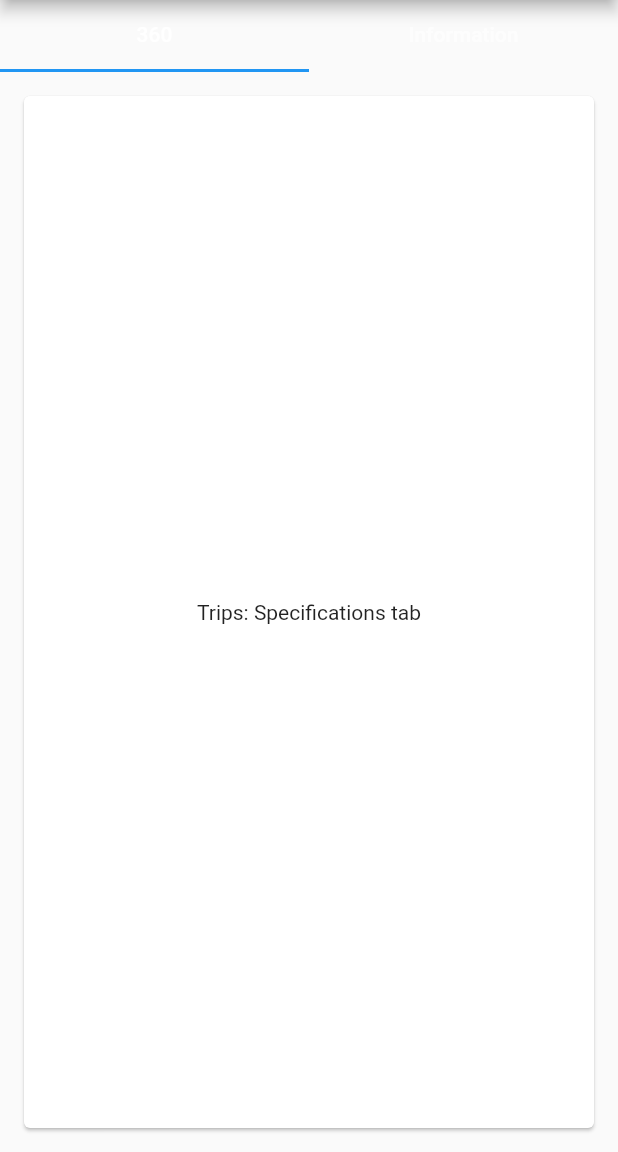
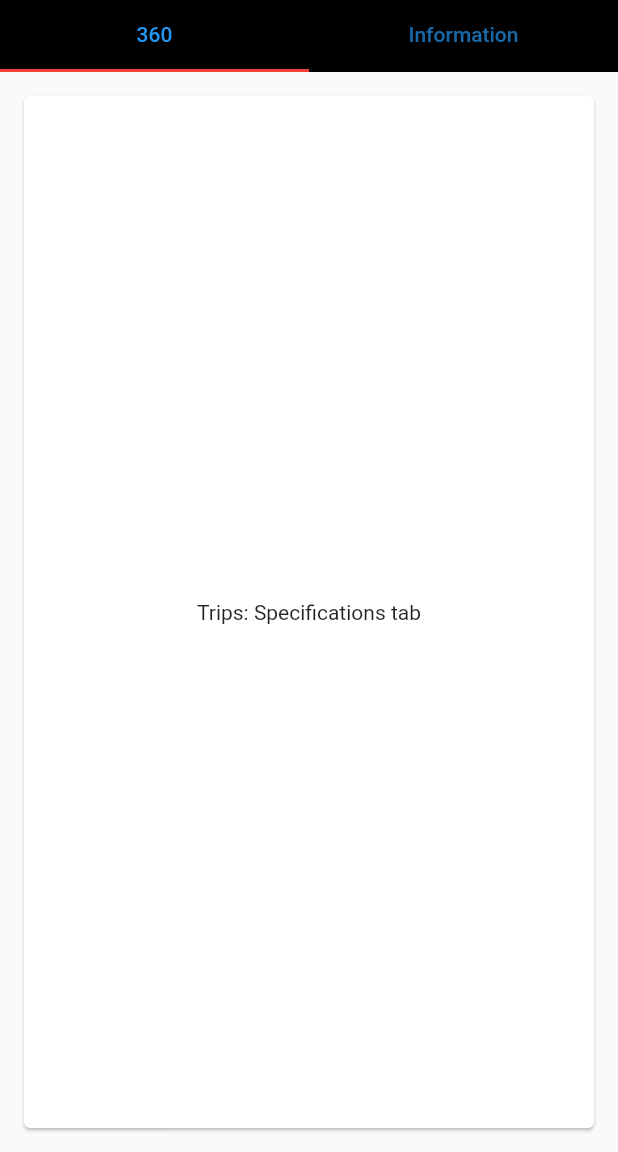
Before and after one commit to Salman1717/spaceweather, a Flutter app: the TabBarExample screen opened directly, on a phone screen of 412 x 824 dp, the part 84-1236 px from its top. Run offline on Flutter 3.47's test engine with Material 2 defaults, Android fonts, the phone set to English and light mode, and no system bars.

Commit message:
Planet UI Updated

```diff
--- a/lib/PlanetInfo/PlanetInfo.dart
+++ b/lib/PlanetInfo/PlanetInfo.dart
@@ -72,12 +72,17 @@ class _NestedTabBarState extends State<NestedTabBar>
   Widget build(BuildContext context) {
     return Column(
       children: <Widget>[
-        TabBar.secondary(
+        Container(
+          color: Colors.black, // Change the background color of the TabBar
+          child: TabBar.secondary(
           controller: _tabController,
+          indicatorColor: Colors.red,
+          labelColor: Colors.blue,
           tabs: const <Widget>[
             Tab(text: '360'),
             Tab(text: 'Information'),
           ],
+          ),
         ),
         Expanded(
           child: TabBarView(
@@ -88,7 +93,7 @@ class _NestedTabBarState extends State<NestedTabBar>
                 child: Center(child:  Text('${widget.outerTab}: Specifications tab')),
               ),
               Card(
-                margin: const EdgeInsets.all(6.0),
+                margin: const EdgeInsets.all(0),
                 child: Center(
                     child: destBar),
               ),
```
Also changed, not shown: lib/SpaceUI/MainSpace.dart (+6 -6 lines).
